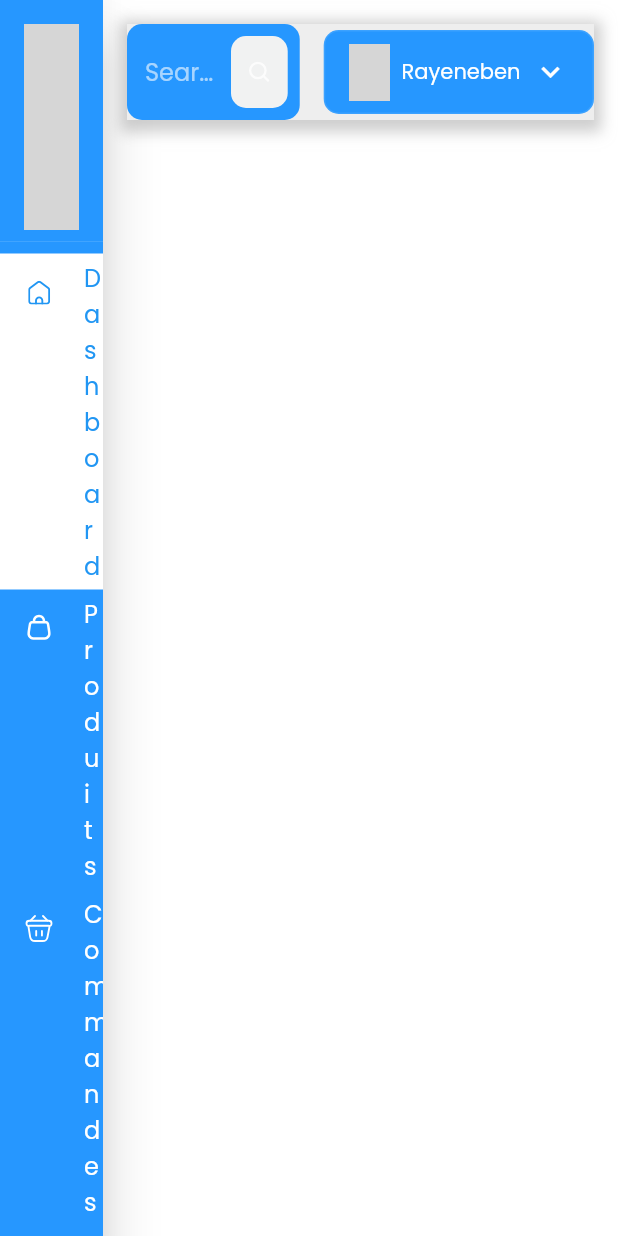
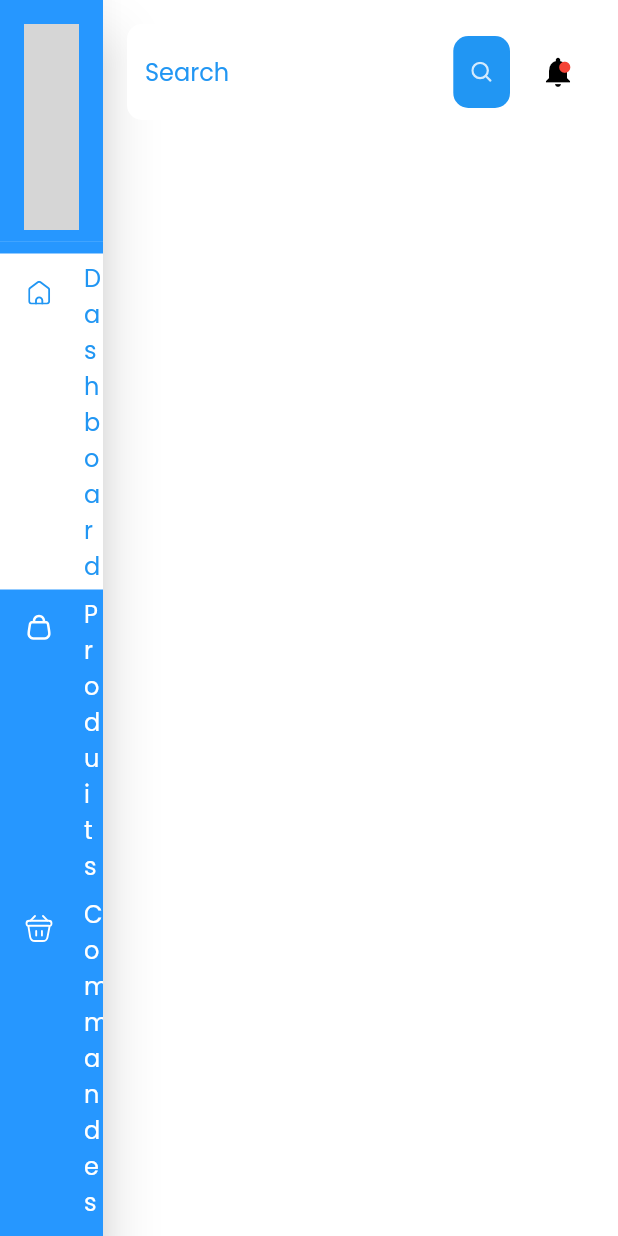
Before and after one commit to rayenebenmansour20/stagedatamaster, a Flutter app: the screen it shows after launch, after a tap on "LOGIN", on a phone screen of 412 x 824 dp. Run offline on Flutter 3.47's test engine with Material 2 defaults, Android fonts, the phone set to English and light mode, and no system bars; our stand-ins replace flutter_svg, google_fonts; grey boxes are pictures that could not be loaded.

Commit message:
notifaction icon

```diff
--- a/lib/composants/Sidemenu.dart
+++ b/lib/composants/Sidemenu.dart
@@ -1,4 +1,5 @@
 import 'package:flutter/material.dart';
+import 'package:flutter/rendering.dart';
 import 'package:flutter_svg/flutter_svg.dart';
 
 class Sidemenu extends StatefulWidget {
@@ -15,12 +16,18 @@ class _SidemenuState extends State<Sidemenu> {
 
   @override
   Widget build(BuildContext context) {
+    //return LayoutBuilder(
+     // BuildContext context, BoxConstraints Constraints)
+    // pour que le drawer deffile on doit ajouter return scaffold et drawer:Drawer
     return Drawer(
       child: SingleChildScrollView(
         child: Column(
           children: [
             DrawerHeader(
-              child: Image.asset("./assets/images/logo.png"),
+              child: Image.asset("./assets/images/datamasterlogo.png",
+              width:100,
+              height:100,),
+
             ),
             DrawerListTile(
               title: "Dashboard",
--- a/lib/dashboard/composants/header.dart
+++ b/lib/dashboard/composants/header.dart
@@ -12,7 +12,7 @@ class Header extends StatelessWidget {
   @override
   Widget build(BuildContext context) {
     return Container(
-      decoration: BoxDecoration(
+      /*decoration: BoxDecoration(
         boxShadow: [
           BoxShadow(
           color:Colors.grey.withOpacity(0.5),
@@ -22,12 +22,13 @@ class Header extends StatelessWidget {
           ),
         ],
         color:Colors.grey[200],
-      ),
+      ),*/
       child: Row(
         children: [
           Expanded(
             child:SearchField()),
-            Profilcard()
+            notificationicon(),
+            //Profilcard(),
         ],
 
       ),
@@ -46,16 +47,17 @@ class Profilcard extends StatelessWidget {
     return Container(
       margin: EdgeInsets.only(left: defaultPadding),
       padding:EdgeInsets.symmetric(horizontal: defaultPadding,vertical: defaultPadding/2),
-      decoration: BoxDecoration(color:secondaryColor,borderRadius: const BorderRadius.all(Radius.circular(10)),
+      decoration: BoxDecoration(color:Colors.white,borderRadius: const BorderRadius.all(Radius.circular(10)),
       border: Border.all(color:Colors.white10)
       ),
       child: Row(children: [
-        Image.asset("./assets/images/blackman.png",height: 38,),
+        Image.asset("./assets/images/blackman.png",height: 46,),
         Padding(
           padding: const EdgeInsets.symmetric(horizontal:defaultPadding/2),
-          child: Text("Rayeneben"),
+          child: Text("Rayeneben",
+          style:TextStyle(color:Colors.blue)),
         ),
-        Icon(Icons.keyboard_arrow_down)
+        Icon(Icons.keyboard_arrow_down,color:Colors.blue)
       ],),
     );
   }
@@ -71,7 +73,8 @@ class SearchField extends StatelessWidget {
     return TextField(
       decoration:InputDecoration(
       hintText: "Search",
-      fillColor: secondaryColor,
+      hintStyle: TextStyle(color:Colors.blue),
+      fillColor: Colors.white ,
       filled:true,
       border:OutlineInputBorder(borderSide: BorderSide.none,borderRadius: const BorderRadius.all(Radius.circular(10))),
     suffixIcon:InkWell(
@@ -80,7 +83,7 @@ class SearchField extends StatelessWidget {
         padding: EdgeInsets.all(defaultPadding*0.75),
         margin:EdgeInsets.symmetric(horizontal: defaultPadding/2),
       decoration: BoxDecoration(
-        color:primaryColor,
+        color:Colors.blue,
         borderRadius:const BorderRadius.all(Radius.circular(10)),
         ),
       child:SvgPicture.asset("./assets/icons/Search.svg")
@@ -90,3 +93,41 @@ class SearchField extends StatelessWidget {
     );
   }
 }
+
+
+class notificationicon extends StatelessWidget{
+  const notificationicon({
+    super.key,
+    int counter =0,
+  });
+
+
+  @override
+  Widget build(BuildContext context){
+    return Row(
+      children: <Widget>[
+      IconButton(
+        onPressed: (){
+          debugPrint('Notificationbar');
+        } ,
+        icon:Stack(
+          children:<Widget>[
+            CircleAvatar(
+            radius:100,
+            backgroundColor:Colors.white,
+            child:Icon(Icons.notifications,
+            color:Colors.black)),
+            Positioned(
+              left:16,
+              bottom: 15,
+              child: Icon(Icons.brightness_1 ,
+              color:Colors.red,
+              size:9))
+          ]
+        ),),
+
+
+      ],
+    );
+  }
+}
--- a/lib/loginpage/login_page.dart
+++ b/lib/loginpage/login_page.dart
@@ -203,22 +203,9 @@ class _LoginpageState extends State<Loginpage> {
 
                       ),
                       SizedBox(height: height * 0.03),
-                      Align(
-                        alignment: Alignment.centerRight,
-                        child: TextButton(
-                          onPressed: (){},
-                          child: Text('Forgot Password?',
-                            style: ralewayStyle.copyWith(
-                              fontSize: 12.0,
-                              color: appcolors.mainBlueColor,
-                              fontWeight: FontWeight.w600,
-                            ),
-                          ),
-                        ),
-                      ),
                       SizedBox(height: height * 0.05),
                       Material(
-                        color: Colors.transparent,
+                        color: Color.fromARGB(0, 236, 232, 232),
                         child: InkWell(
                           onTap: (){
                             Navigator.push(context
@@ -226,21 +213,45 @@ class _LoginpageState extends State<Loginpage> {
                           },
                           borderRadius: BorderRadius.circular(16.0),
                           child: Ink(
-                            padding: const EdgeInsets.symmetric(horizontal: 70.0, vertical: 18.0),
+                            height: 50,
+                            width:width,
+                            padding: const EdgeInsets.symmetric(horizontal: 70.0, vertical: 15.0),
                             decoration: BoxDecoration(
                               borderRadius: BorderRadius.circular(16.0),
                               color: secondaryColor,
                             ),
+                            child: Center(
                             child: Text('LOGIN',
                               style: ralewayStyle.copyWith(
-                                fontWeight: FontWeight.w700,
+                                fontWeight: FontWeight.w800,
                                 color: appcolors.whiteColor,
-                                fontSize: 16.0,
+                                fontSize: 18.0,
                               ),
+                               ),
                             ),
                           ),
                         ),
                     ),
+                    SizedBox(height:height*0.1),
+                   Center(
+                     child: Row(
+                     mainAxisAlignment: MainAxisAlignment.center,
+                     children: [
+                              Text(
+                            'Copyright 2023',
+                             style: TextStyle(
+                             color: Colors.black,
+                               ),
+                                ),
+                                 SizedBox(width:10,),
+                             Image.asset(
+                               'assets/images/datamasterpetitlogo.png', // replace with your logo image path
+                                width: 100,
+                                height: 100,
+                                   ),
+                                ],
+                              ),
+                            ),
                     ],
                   ),
                 ),
--- a/lib/responsive.dart
+++ b/lib/responsive.dart
@@ -40,4 +40,6 @@ class ResponsiveWidget extends StatelessWidget {
       },
     );
   }
+
+  static isDesktop(BuildContext context) {}
 }
```
Also changed, not shown: assets/images/datamasterpetitlogo.png (added).
